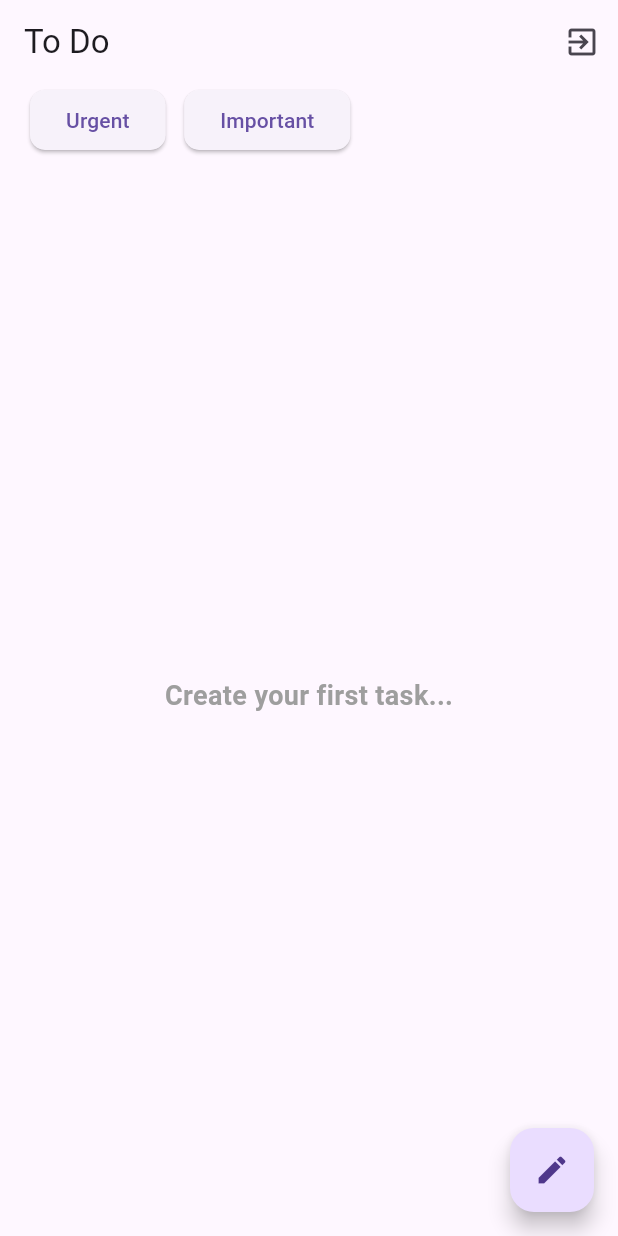
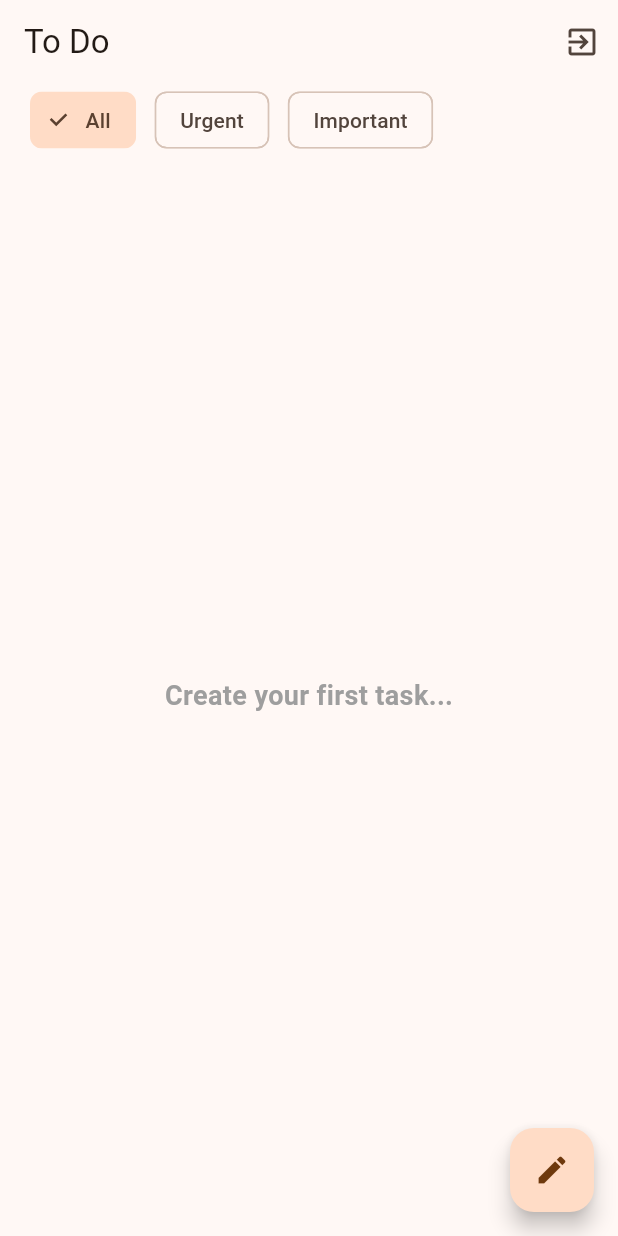
Before and after one commit to voyzon/Nimbus, a Flutter app: the HomePage screen opened directly with empty values, on a phone screen of 412 x 824 dp. Run offline on Flutter 3.47's test engine with Material 3 defaults, Android fonts, the phone set to English and light mode, and no system bars; our stand-ins replace cloud_firestore, firebase_auth, firebase_core, google_sign_in, logger; accounts and stored records are empty; generated files the repository leaves out were written again.

Commit message:
Implementation of urgent and important button in homepage

```diff
--- a/lib/main.dart
+++ b/lib/main.dart
@@ -22,7 +22,9 @@ class MyApp extends StatelessWidget {
     return MaterialApp(
       title: 'Your App',
       theme: ThemeData(
-        primarySwatch: Colors.blue,
+        // primarySwatch: Colors.blue,
+        useMaterial3: true,
+        colorSchemeSeed: Colors.orange[700],
       ),
       home: InitialPage(),
     );
--- a/lib/screens/homePage.dart
+++ b/lib/screens/homePage.dart
@@ -1,5 +1,5 @@
+import 'package:flutter/material.dart';
 import 'package:cloud_firestore/cloud_firestore.dart';
-import 'package:flutter/material.dart';
 import 'package:voyzon/authentication/authService.dart';
 import 'package:voyzon/common/taskWidget.dart';
 import 'package:voyzon/models/task.dart';
@@ -7,12 +7,19 @@ import 'package:voyzon/services/databaseServices.dart';
 import '../models/user.dart';
 import 'createTaskPage.dart';
 
-class HomePage extends StatelessWidget {
+class HomePage extends StatefulWidget {
   final User? user;
+
+  HomePage({Key? key, required this.user}) : super(key: key);
+
+  @override
+  _HomePageState createState() => _HomePageState();
+}
+
+class _HomePageState extends State<HomePage> {
   final AuthService _authService = AuthService();
   final DatabaseService _databaseService = DatabaseService();
-
-  HomePage({super.key, required this.user});
+  List<bool> _isSelected = [true, false, false];
 
   @override
   Widget build(BuildContext context) {
@@ -34,24 +41,35 @@ class HomePage extends StatelessWidget {
           children: [
             Row(
               children: [
-                ElevatedButton(
-                  onPressed: () {},
-                  style: ElevatedButton.styleFrom(
-                    shape: RoundedRectangleBorder(
-                      borderRadius: BorderRadius.circular(10),
-                    ),
-                  ),
-                  child: const Text('Urgent'),
+                ChoiceChip(
+                  label: const Text('All'),
+                  selected: _isSelected[0],
+                  onSelected: (isSelected) {
+                    setState(() {
+                      _isSelected[0] = isSelected;
+                    });
+                  },
                 ),
                 SizedBox(width: MediaQuery.of(context).size.height * 0.015),
-                ElevatedButton(
-                    onPressed: () {},
-                    style: ElevatedButton.styleFrom(
-                      shape: RoundedRectangleBorder(
-                        borderRadius: BorderRadius.circular(10),
-                      ),
-                    ),
-                    child: const Text('Important'))
+                ChoiceChip(
+                  label: const Text('Urgent'),
+                  selected: _isSelected[1],
+                  onSelected: (isSelected) {
+                    setState(() {
+                      _isSelected[1] = isSelected;
+                    });
+                  },
+                ),
+                SizedBox(width: MediaQuery.of(context).size.height * 0.015),
+                ChoiceChip(
+                  label: const Text('Important'),
+                  selected: _isSelected[2],
+                  onSelected: (isSelected) {
+                    setState(() {
+                      _isSelected[2] = isSelected;
+                    });
+                  },
+                ),
               ],
             ),
             Expanded(
@@ -71,7 +89,7 @@ class HomePage extends StatelessWidget {
                         })
                         .where((task) =>
                             task.uid ==
-                            user?.uid)
+                            widget.user?.uid)
                         .toList();
 
                     if (tasks.isEmpty) {
@@ -87,10 +105,22 @@ class HomePage extends StatelessWidget {
                       );
                     }
 
+                    List<Task> filteredTasks = [];
+                    if (_isSelected[0]) {
+                      filteredTasks = tasks;
+                    } else {
+                      if (_isSelected[1]) {
+                        filteredTasks.addAll(tasks.where((task) => task.urgent == true));
+                      }
+                      if (_isSelected[2]) {
+                        filteredTasks.addAll(tasks.where((task) => task.important == true));
+                      }
+                    }
+
                     return ListView.builder(
-                      itemCount: tasks.length,
+                      itemCount: filteredTasks.length,
                       itemBuilder: (context, index) {
-                        return TaskWidget(task: tasks[index]);
+                        return TaskWidget(task: filteredTasks[index]);
                       },
                     );
                   } else {
@@ -105,7 +135,7 @@ class HomePage extends StatelessWidget {
       floatingActionButton: FloatingActionButton(
         onPressed: () {
           Navigator.of(context).push(
-            MaterialPageRoute(builder: (context) => CreateTaskPage(user: user)),
+            MaterialPageRoute(builder: (context) => CreateTaskPage(user: widget.user)),
           );
         },
         child: const Icon(Icons.edit),
```
